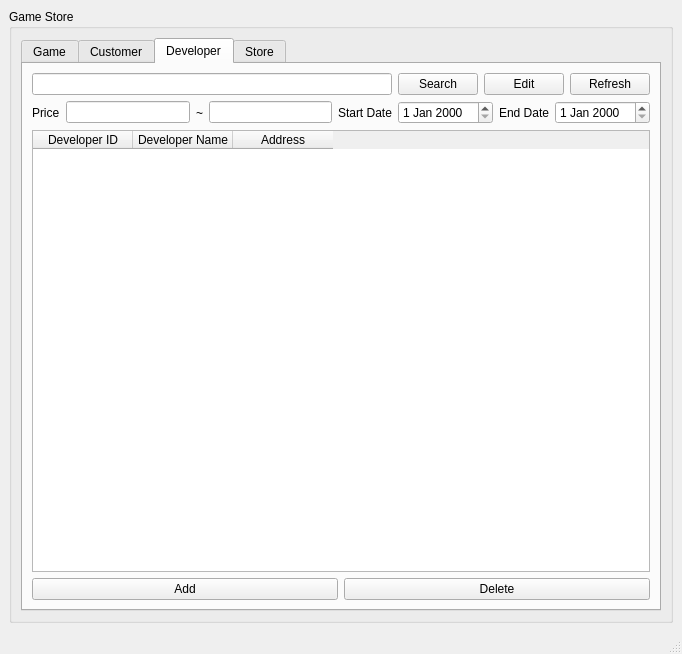
Old version of the form a.ui in the repository XiaoshuaiGeng/Gameshop-GSMS.
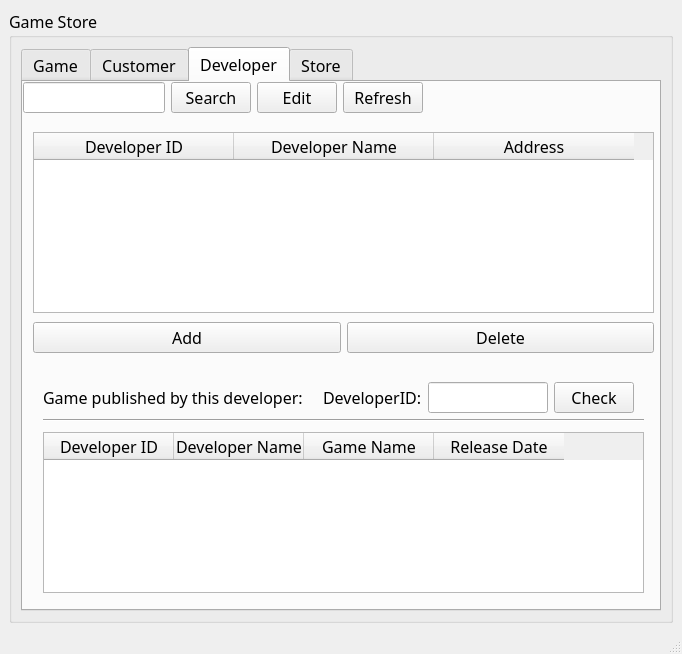
New version of the form. The open tabs and pages were chosen to show the change.

Diff of the .ui file:
```diff
--- a/a.ui
+++ b/a.ui
@@ -24,10 +24,22 @@
        <layout class="QVBoxLayout" name="verticalLayout_2">
         <item>
          <widget class="QGroupBox" name="groupBox">
+          <property name="font">
+           <font>
+            <family>DengXian</family>
+            <pointsize>12</pointsize>
+           </font>
+          </property>
           <property name="title">
            <string>Game Store</string>
           </property>
+          <property name="flat">
+           <bool>true</bool>
+          </property>
           <layout class="QGridLayout" name="gridLayout">
+           <property name="leftMargin">
+            <number>9</number>
+           </property>
            <item row="1" column="0">
             <layout class="QVBoxLayout" name="verticalLayout_12">
              <item>
@@ -464,10 +476,111 @@
                 <attribute name="title">
                  <string>Developer</string>
                 </attribute>
-                <layout class="QVBoxLayout" name="verticalLayout_13">
+                <widget class="QWidget" name="widget_3" native="true">
+                 <property name="geometry">
+                  <rect>
+                   <x>10</x>
+                   <y>280</y>
+                   <width>611</width>
+                   <height>231</height>
+                  </rect>
+                 </property>
+                 <widget class="QLabel" name="label_10">
+                  <property name="geometry">
+                   <rect>
+                    <x>10</x>
+                    <y>20</y>
+                    <width>271</width>
+                    <height>31</height>
+                   </rect>
+                  </property>
+                  <property name="text">
+                   <string>Game published by this developer:</string>
+                  </property>
+                 </widget>
+                 <widget class="Line" name="line_4">
+                  <property name="geometry">
+                   <rect>
+                    <x>10</x>
+                    <y>50</y>
+                    <width>601</width>
+                    <height>16</height>
+                   </rect>
+                  </property>
+                  <property name="orientation">
+                   <enum>Qt::Horizontal</enum>
+                  </property>
+                 </widget>
+                 <widget class="QTableWidget" name="DeveloperGamesTable">
+                  <property name="geometry">
+                   <rect>
+                    <x>10</x>
+                    <y>70</y>
+                    <width>601</width>
+                    <height>161</height>
+                   </rect>
+                  </property>
+                  <attribute name="horizontalHeaderDefaultSectionSize">
+                   <number>130</number>
+                  </attribute>
+                  <column>
+                   <property name="text">
+                    <string>Developer ID</string>
+                   </property>
+                  </column>
+                  <column>
+                   <property name="text">
+                    <string>Developer Name</string>
+                   </property>
+                  </column>
+                  <column>
+                   <property name="text">
+                    <string>Game Name</string>
+                   </property>
+                  </column>
+                  <column>
+                   <property name="text">
+                    <string>Release Date</string>
+                   </property>
+                  </column>
+                 </widget>
+                 <widget class="QWidget" name="">
+                  <property name="geometry">
+                   <rect>
+                    <x>290</x>
+                    <y>20</y>
+                    <width>311</width>
+                    <height>31</height>
+                   </rect>
+                  </property>
+                  <layout class="QHBoxLayout" name="horizontalLayout_5">
                  <item>
-                  <layout class="QVBoxLayout" name="verticalLayout_11">
+                    <widget class="QLabel" name="label_11">
+                     <property name="text">
+                      <string>DeveloperID:</string>
+                     </property>
+                    </widget>
+                   </item>
                    <item>
+                    <widget class="QLineEdit" name="DeveloperIDInput"/>
+                   </item>
+                   <item>
+                    <widget class="QPushButton" name="CheckPublishedGamesBtn">
+                     <property name="sizePolicy">
+                      <sizepolicy hsizetype="Minimum" vsizetype="Minimum">
+                       <horstretch>0</horstretch>
+                       <verstretch>0</verstretch>
+                      </sizepolicy>
+                     </property>
+                     <property name="text">
+                      <string>Check</string>
+                     </property>
+                    </widget>
+                   </item>
+                  </layout>
+                 </widget>
+                </widget>
+                <widget class="QWidget" name="">
                     <layout class="QHBoxLayout" name="horizontalLayout_22">
                      <item>
                       <widget class="QLineEdit" name="searchBox1_5"/>
@@ -494,95 +607,25 @@
                       </widget>
                      </item>
                     </layout>
-                   </item>
-                   <item>
-                    <layout class="QHBoxLayout" name="horizontalLayout_23">
-                     <item>
-                      <widget class="QLabel" name="label_21">
-                       <property name="text">
-                        <string>Price</string>
-                       </property>
-                      </widget>
-                     </item>
-                     <item>
-                      <widget class="QLineEdit" name="StartGame_4"/>
-                     </item>
-                     <item>
-                      <widget class="QLabel" name="label_22">
-                       <property name="text">
-                        <string>~</string>
-                       </property>
-                      </widget>
-                     </item>
-                     <item>
-                      <widget class="QLineEdit" name="EndGame_4"/>
-                     </item>
-                     <item>
-                      <widget class="QLabel" name="label_23">
-                       <property name="text">
-                        <string>Start Date</string>
-                       </property>
-                      </widget>
-                     </item>
-                     <item>
-                      <widget class="QDateEdit" name="dateEdit_7"/>
-                     </item>
-                     <item>
-                      <widget class="QLabel" name="label_24">
-                       <property name="text">
-                        <string>End Date</string>
-                       </property>
-                      </widget>
-                     </item>
-                     <item>
-                      <widget class="QDateEdit" name="dateEdit_8"/>
-                     </item>
-                    </layout>
-                   </item>
-                   <item>
-                    <widget class="QTableWidget" name="tableDeveloper">
-                     <property name="sizePolicy">
-                      <sizepolicy hsizetype="Expanding" vsizetype="Expanding">
-                       <horstretch>0</horstretch>
-                       <verstretch>4</verstretch>
-                      </sizepolicy>
-                     </property>
-                     <property name="sizeIncrement">
-                      <size>
-                       <width>0</width>
-                       <height>0</height>
-                      </size>
-                     </property>
-                     <property name="baseSize">
-                      <size>
-                       <width>0</width>
-                       <height>0</height>
-                      </size>
-                     </property>
-                     <property name="editTriggers">
-                      <set>QAbstractItemView::NoEditTriggers</set>
-                     </property>
-                     <column>
-                      <property name="text">
-                       <string>Developer ID</string>
-                      </property>
-                     </column>
-                     <column>
-                      <property name="text">
-                       <string>Developer Name</string>
-                      </property>
-                     </column>
-                     <column>
-                      <property name="text">
-                       <string>Address</string>
-                      </property>
-                     </column>
-                    </widget>
-                   </item>
-                   <item>
+                </widget>
+                <widget class="QWidget" name="">
+                 <property name="geometry">
+                  <rect>
+                   <x>10</x>
+                   <y>240</y>
+                   <width>621</width>
+                   <height>31</height>
+                  </rect>
+                 </property>
                     <layout class="QHBoxLayout" name="horizontalLayout_24">
                      <item>
                       <widget class="QPushButton" name="add1_4">
+                    <property name="sizePolicy">
+                     <sizepolicy hsizetype="Minimum" vsizetype="Minimum">
+                      <horstretch>0</horstretch>
+                      <verstretch>0</verstretch>
+                     </sizepolicy>
+                    </property>
                        <property name="text">
                         <string>Add</string>
                        </property>
@@ -590,16 +633,68 @@
                      </item>
                      <item>
                       <widget class="QPushButton" name="delete1_4">
+                    <property name="sizePolicy">
+                     <sizepolicy hsizetype="Minimum" vsizetype="Minimum">
+                      <horstretch>0</horstretch>
+                      <verstretch>0</verstretch>
+                     </sizepolicy>
+                    </property>
                        <property name="text">
                         <string>Delete</string>
                        </property>
                       </widget>
                      </item>
                     </layout>
-                   </item>
-                  </layout>
-                 </item>
-                </layout>
+                </widget>
+                <widget class="QTableWidget" name="tableDeveloper">
+                 <property name="geometry">
+                  <rect>
+                   <x>10</x>
+                   <y>50</y>
+                   <width>621</width>
+                   <height>181</height>
+                  </rect>
+                 </property>
+                 <property name="sizePolicy">
+                  <sizepolicy hsizetype="Expanding" vsizetype="Expanding">
+                   <horstretch>0</horstretch>
+                   <verstretch>4</verstretch>
+                  </sizepolicy>
+                 </property>
+                 <property name="sizeIncrement">
+                  <size>
+                   <width>0</width>
+                   <height>0</height>
+                  </size>
+                 </property>
+                 <property name="baseSize">
+                  <size>
+                   <width>0</width>
+                   <height>0</height>
+                  </size>
+                 </property>
+                 <property name="editTriggers">
+                  <set>QAbstractItemView::NoEditTriggers</set>
+                 </property>
+                 <attribute name="horizontalHeaderDefaultSectionSize">
+                  <number>200</number>
+                 </attribute>
+                 <column>
+                  <property name="text">
+                   <string>Developer ID</string>
+                  </property>
+                 </column>
+                 <column>
+                  <property name="text">
+                   <string>Developer Name</string>
+                  </property>
+                 </column>
+                 <column>
+                  <property name="text">
+                   <string>Address</string>
+                  </property>
+                 </column>
+                </widget>
                </widget>
                <widget class="QWidget" name="tab_5">
                 <attribute name="title">
```
Left out of the diff: 580 changed lines with no effect on the pictures. Lines whose indentation alone changed are shown as unchanged.
